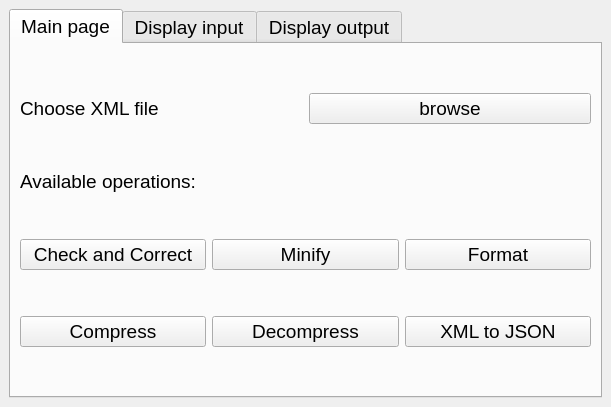
First picture: the form in mainwindow.ui, repository mathewehab/xml-project, before the edit.
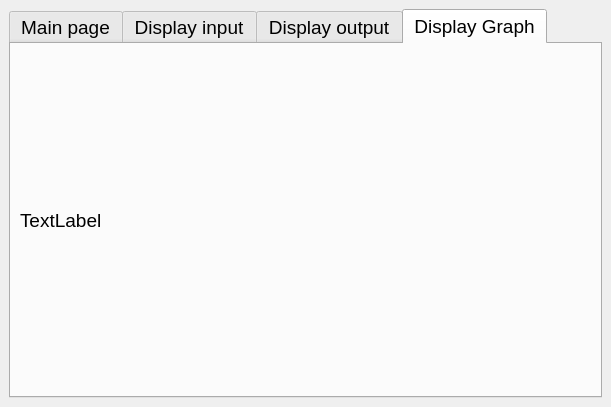
Second picture: the form after the edit. The open tabs and pages were chosen to show the change.

```diff
--- a/mainwindow.ui
+++ b/mainwindow.ui
@@ -320,6 +320,20 @@
         </item>
        </layout>
       </widget>
+      <widget class="QWidget" name="tab_4">
+       <attribute name="title">
+        <string>Display Graph</string>
+       </attribute>
+       <layout class="QHBoxLayout" name="horizontalLayout_4">
+        <item>
+         <widget class="QLabel" name="label_pic">
+          <property name="text">
+           <string>TextLabel</string>
+          </property>
+         </widget>
+        </item>
+       </layout>
+      </widget>
      </widget>
     </item>
    </layout>
```
Left out of the diff: 7 changed lines with no effect on the pictures.
